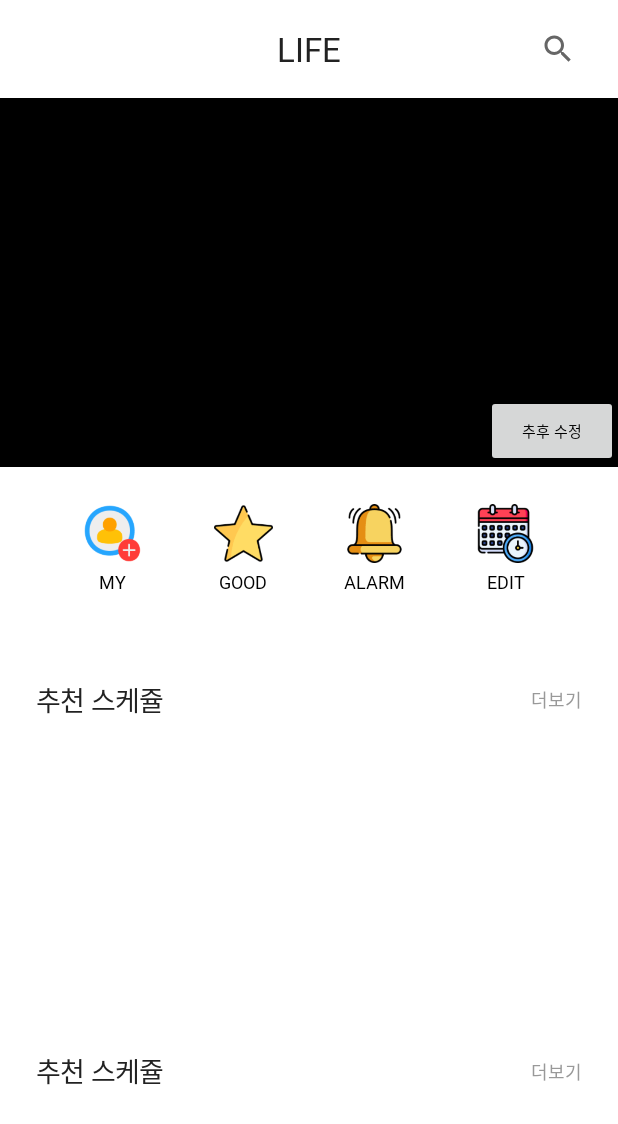
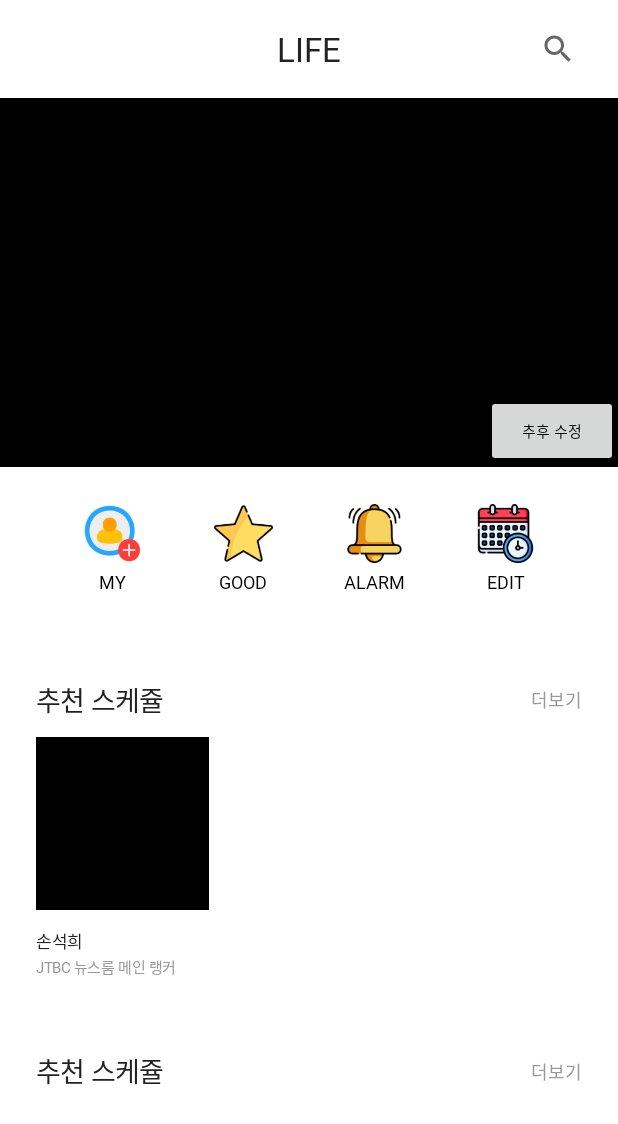
Before and after one commit to BeryWell/BeryWell, an Android app: the layout activity_main.xml on its own in the app's theme, with its tools: preview values and no code run, on a phone screen of 412 x 824 dp. Shown: the top 1124 px of the screen. Run offline under Robolectric (Android 15) with nearby library versions, the phone set to English and light mode, and no system bars.

Commit message:
main UI 수정

```diff
--- a/BeryWell/app/src/main/AndroidManifest.xml
+++ b/BeryWell/app/src/main/AndroidManifest.xml
@@ -12,6 +12,13 @@
         android:supportsRtl="true"
         android:theme="@style/Theme.BeryWell"
         tools:targetApi="31">
+        <activity
+            android:name=".SelebScheduleItemActivity"
+            android:exported="false">
+            <meta-data
+                android:name="android.app.lib_name"
+                android:value="" />
+        </activity>
         <activity
             android:name=".AlarmSettingActivity"
             android:exported="true">
@@ -32,6 +39,7 @@
             <meta-data
                 android:name="android.app.lib_name"
                 android:value="" />
+
             <intent-filter>
                 <action android:name="android.intent.action.MAIN" />
 
--- /dev/null
+++ b/BeryWell/app/src/main/java/com/example/berywell/SelebScheduleItemActivity.kt
@@ -0,0 +1,11 @@
+package com.example.berywell
+
+import androidx.appcompat.app.AppCompatActivity
+import android.os.Bundle
+
+class SelebScheduleItemActivity : AppCompatActivity() {
+    override fun onCreate(savedInstanceState: Bundle?) {
+        super.onCreate(savedInstanceState)
+        setContentView(R.layout.activity_seleb_schedule_item)
+    }
+}
--- a/BeryWell/app/src/main/res/layout/activity_main.xml
+++ b/BeryWell/app/src/main/res/layout/activity_main.xml
@@ -310,9 +310,11 @@
                     app:layout_constraintTop_toTopOf="parent" />
 
                 <androidx.recyclerview.widget.RecyclerView
+                    android:id="@+id/recomeend_seleb_schedule_rv"
                     android:layout_width="match_parent"
                     android:layout_height="0dp"
                     android:layout_marginTop="10dp"
+                    tools:listitem="@layout/activity_seleb_schedule_item"
                     app:layoutManager="androidx.recyclerview.widget.LinearLayoutManager"
                     android:orientation="horizontal"
                     app:layout_constraintEnd_toEndOf="parent"
--- /dev/null
+++ b/BeryWell/app/src/main/res/layout/activity_seleb_schedule_item.xml
@@ -0,0 +1,70 @@
+<?xml version="1.0" encoding="utf-8"?>
+<androidx.constraintlayout.widget.ConstraintLayout xmlns:android="http://schemas.android.com/apk/res/android"
+    xmlns:app="http://schemas.android.com/apk/res-auto"
+    xmlns:tools="http://schemas.android.com/tools"
+    android:layout_width="match_parent"
+    android:layout_height="wrap_content"
+    tools:context=".SelebScheduleItemActivity">
+
+
+    <androidx.constraintlayout.widget.ConstraintLayout
+        android:id="@+id/recommend_seleb_schedule_cl"
+        android:layout_width="0dp"
+        app:layout_constraintWidth_percent="0.324"
+        android:layout_height="0dp"
+        app:layout_constraintDimensionRatio="1:1.284"
+        app:layout_constraintStart_toStartOf="parent"
+        app:layout_constraintTop_toTopOf="parent"
+        app:layout_constraintBottom_toBottomOf="parent">
+
+        <ImageView
+            android:id="@+id/recommend_seleb_schedule_iv"
+            android:layout_width="0dp"
+            app:layout_constraintWidth_percent="0.917"
+            android:layout_height="0dp"
+            android:background="@color/black"
+            app:layout_constraintHeight_percent="0.714"
+            app:layout_constraintStart_toStartOf="parent"
+            app:layout_constraintTop_toTopOf="parent"/>
+
+
+        <TextView
+            android:id="@+id/seleb_name_tv"
+            android:layout_width="match_parent"
+            android:layout_height="0dp"
+            app:layout_constraintHeight_percent="0.107"
+            android:fontFamily="@font/gmr"
+            android:layout_marginTop="12dp"
+            android:autoSizeMaxTextSize="12sp"
+            android:autoSizeMinTextSize="1sp"
+            android:autoSizeTextType="uniform"
+            android:autoSizeStepGranularity="1sp"
+            android:textColor="#222222"
+            android:letterSpacing="-0.02"
+            android:lineSpacingExtra="18sp"
+            android:text="손석희"
+            app:layout_constraintStart_toStartOf="parent"
+            app:layout_constraintTop_toBottomOf="@+id/recommend_seleb_schedule_iv"/>
+
+        <TextView
+            android:id="@+id/seleb_job_tv"
+            android:layout_width="match_parent"
+            android:layout_height="0dp"
+            app:layout_constraintHeight_percent="0.093"
+            android:textStyle="normal"
+            android:fontFamily="@font/gmr"
+            android:autoSizeStepGranularity="1sp"
+            android:autoSizeTextType="uniform"
+            android:autoSizeMinTextSize="1sp"
+            android:autoSizeMaxTextSize="10sp"
+            android:textColor="#999999"
+            android:letterSpacing="-0.03"
+            android:lineSpacingExtra="20sp"
+            android:text="JTBC 뉴스룸 메인 랭커"
+            app:layout_constraintStart_toStartOf="parent"
+            app:layout_constraintTop_toBottomOf="@+id/seleb_name_tv"
+            app:layout_constraintBottom_toBottomOf="parent"/>
+
+    </androidx.constraintlayout.widget.ConstraintLayout>
+
+</androidx.constraintlayout.widget.ConstraintLayout>
```
